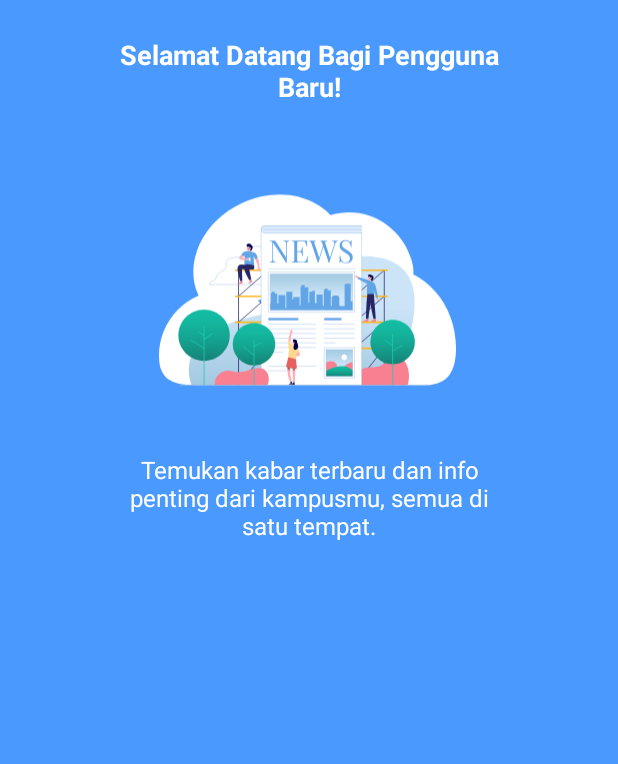
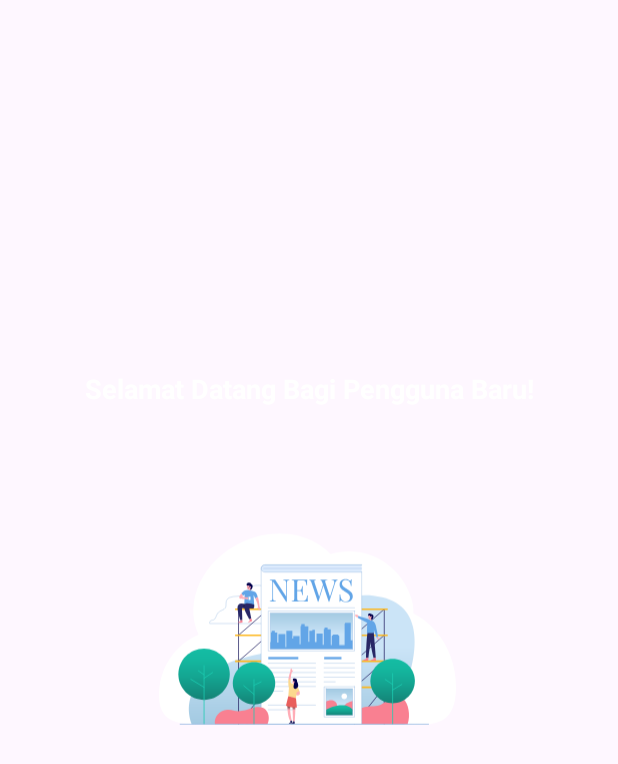
Before and after one commit to DevMossTeam/KabarE-Mobile, an Android app: the layout fragment_welcome_page_1.xml on its own in the app's theme, with its tools: preview values and no code run, on a phone screen of 412 x 824 dp. Shown: the top 764 px of the screen. Run offline under Robolectric (Android 15) with nearby library versions, the phone set to English and light mode, and no system bars.

Commit message:
PUSH WELCOME

```diff
--- a/app/src/main/AndroidManifest.xml
+++ b/app/src/main/AndroidManifest.xml
@@ -12,15 +12,14 @@
         android:supportsRtl="true"
         android:theme="@style/Theme.KabarE"
         tools:targetApi="31">
+
         <activity
             android:name=".MainActivity"
             android:exported="true">
             <intent-filter>
                 <action android:name="android.intent.action.MAIN" />
-
                 <category android:name="android.intent.category.LAUNCHER" />
             </intent-filter>
         </activity>
     </application>
-
 </manifest>
--- a/app/src/main/res/layout/fragment_welcome_page_1.xml
+++ b/app/src/main/res/layout/fragment_welcome_page_1.xml
@@ -3,14 +3,13 @@
     xmlns:android="http://schemas.android.com/apk/res/android"
     xmlns:app="http://schemas.android.com/apk/res-auto"
     android:layout_width="match_parent"
-    android:layout_height="match_parent"
-    android:background="@color/colorPrimary">
+    android:layout_gravity="center"
+    android:layout_height="380dp">
 
     <TextView
         android:id="@+id/welcome_text"
-        android:layout_width="280dp"
+        android:layout_width="wrap_content"
         android:layout_height="wrap_content"
-    android:layout_marginTop="24dp"
         android:gravity="center"
         android:text="Selamat Datang Bagi Pengguna Baru!"
         android:textColor="@android:color/white"
@@ -19,7 +18,8 @@
         app:layout_constraintEnd_toEndOf="parent"
         app:layout_constraintStart_toStartOf="parent"
         app:layout_constraintTop_toTopOf="parent"
-    app:layout_constraintVertical_bias="0.3" />
+        app:layout_constraintBottom_toTopOf="@+id/vec1"
+        app:layout_constraintVertical_bias="0.5" />
 
     <ImageView
         android:id="@+id/vec1"
@@ -30,13 +30,13 @@
         app:layout_constraintEnd_toEndOf="parent"
         app:layout_constraintStart_toStartOf="parent"
         app:layout_constraintTop_toBottomOf="@id/welcome_text"
-        app:layout_constraintVertical_bias="0.3" />
+        app:layout_constraintBottom_toTopOf="@+id/intro_description"
+        app:layout_constraintVertical_bias="0.5" />
 
     <TextView
         android:id="@+id/intro_description"
-        android:layout_width="280dp"
+        android:layout_width="wrap_content"
         android:layout_height="wrap_content"
-    android:layout_marginTop="16dp"
         android:gravity="center"
         android:paddingHorizontal="16dp"
         android:text="Temukan kabar terbaru dan info penting dari kampusmu, semua di satu tempat."
@@ -45,6 +45,7 @@
         app:layout_constraintEnd_toEndOf="parent"
         app:layout_constraintStart_toStartOf="parent"
         app:layout_constraintTop_toBottomOf="@id/vec1"
-    app:layout_constraintVertical_bias="0.3" />
+        app:layout_constraintBottom_toBottomOf="parent"
+        app:layout_constraintVertical_bias="0.5" />
 
 </androidx.constraintlayout.widget.ConstraintLayout>
--- a/app/src/main/res/layout/fragment_welcome_page_2.xml
+++ b/app/src/main/res/layout/fragment_welcome_page_2.xml
@@ -3,8 +3,8 @@
     xmlns:android="http://schemas.android.com/apk/res/android"
     xmlns:app="http://schemas.android.com/apk/res-auto"
     android:layout_width="match_parent"
-    android:layout_height="match_parent"
-    android:background="@color/colorPrimary">
+    android:layout_gravity="center"
+    android:layout_height="380dp">
 
     <TextView
         android:id="@+id/welcome_text"
--- a/app/src/main/res/layout/fragment_welcome_page_3.xml
+++ b/app/src/main/res/layout/fragment_welcome_page_3.xml
@@ -3,8 +3,8 @@
     xmlns:android="http://schemas.android.com/apk/res/android"
     xmlns:app="http://schemas.android.com/apk/res-auto"
     android:layout_width="match_parent"
-    android:layout_height="match_parent"
-    android:background="@color/colorPrimary">
+    android:layout_gravity="center"
+    android:layout_height="380dp">
 
     <TextView
         android:id="@+id/welcome_text"
--- a/app/src/main/res/navigation/nav_graph.xml
+++ b/app/src/main/res/navigation/nav_graph.xml
@@ -4,6 +4,7 @@
     xmlns:tools="http://schemas.android.com/tools"
     app:startDestination="@id/introFragment">
 
+    <!-- Intro Fragment -->
     <fragment
         android:id="@+id/introFragment"
         android:name="com.devmoss.kabare.ui.intro.IntroFragment"
@@ -13,6 +14,7 @@
             app:destination="@id/welcomeFragment" />
     </fragment>
 
+    <!-- Welcome Fragment -->
     <fragment
         android:id="@+id/welcomeFragment"
         android:name="com.devmoss.kabare.ui.welcome.WelcomeFragment"
@@ -22,6 +24,7 @@
             app:destination="@id/welcomePage1Fragment" />
     </fragment>
 
+    <!-- Welcome Page 1 Fragment -->
     <fragment
         android:id="@+id/welcomePage1Fragment"
         android:name="com.devmoss.kabare.ui.welcome.WelcomePage1Fragment"
@@ -31,6 +34,7 @@
             app:destination="@id/welcomePage2Fragment" />
     </fragment>
 
+    <!-- Welcome Page 2 Fragment -->
     <fragment
         android:id="@+id/welcomePage2Fragment"
         android:name="com.devmoss.kabare.ui.welcome.WelcomePage2Fragment"
@@ -40,6 +44,7 @@
             app:destination="@id/welcomePage3Fragment" />
     </fragment>
 
+    <!-- Welcome Page 3 Fragment -->
     <fragment
         android:id="@+id/welcomePage3Fragment"
         android:name="com.devmoss.kabare.ui.welcome.WelcomePage3Fragment"
```
Also changed, not shown: app/build.gradle.kts (+27 -4 lines), app/src/main/java/com/devmoss/kabare/MainActivity.kt (+9 -9 lines), app/src/main/java/com/devmoss/kabare/ui/intro/IntroFragment.kt (+3 -4 lines), app/src/main/java/com/devmoss/kabare/ui/welcome/WelcomeFragment.kt (+7 -11 lines), app/src/main/java/com/devmoss/kabare/ui/welcome/WelcomePage1Fragment.kt (+7 -3 lines), app/src/main/java/com/devmoss/kabare/ui/welcome/WelcomePage2Fragment.kt (+11 -3 lines), app/src/main/java/com/devmoss/kabare/ui/welcome/WelcomePage3Fragment.kt (+11 -3 lines), app/src/main/java/com/devmoss/kabare/ui/welcome/WelcomePagerAdapter.kt (+4 -7 lines), app/src/main/java/com/devmoss/kabare/ui/welcome/WelcomeViewModel.kt (+7 -5 lines), app/src/main/res/layout/activity_main.xml (+11 -12 lines), app/src/main/res/layout/fragment_welcome.xml (+4 -8 lines). Lines whose indentation alone changed are shown as unchanged.
